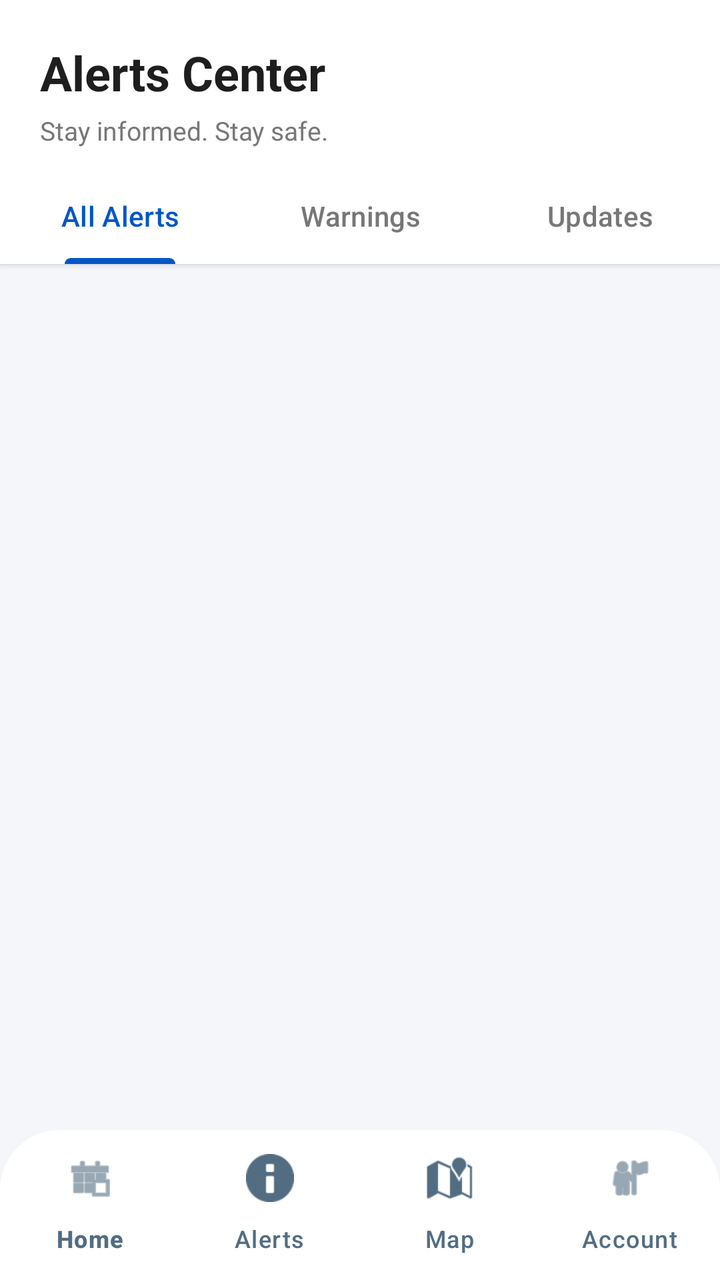
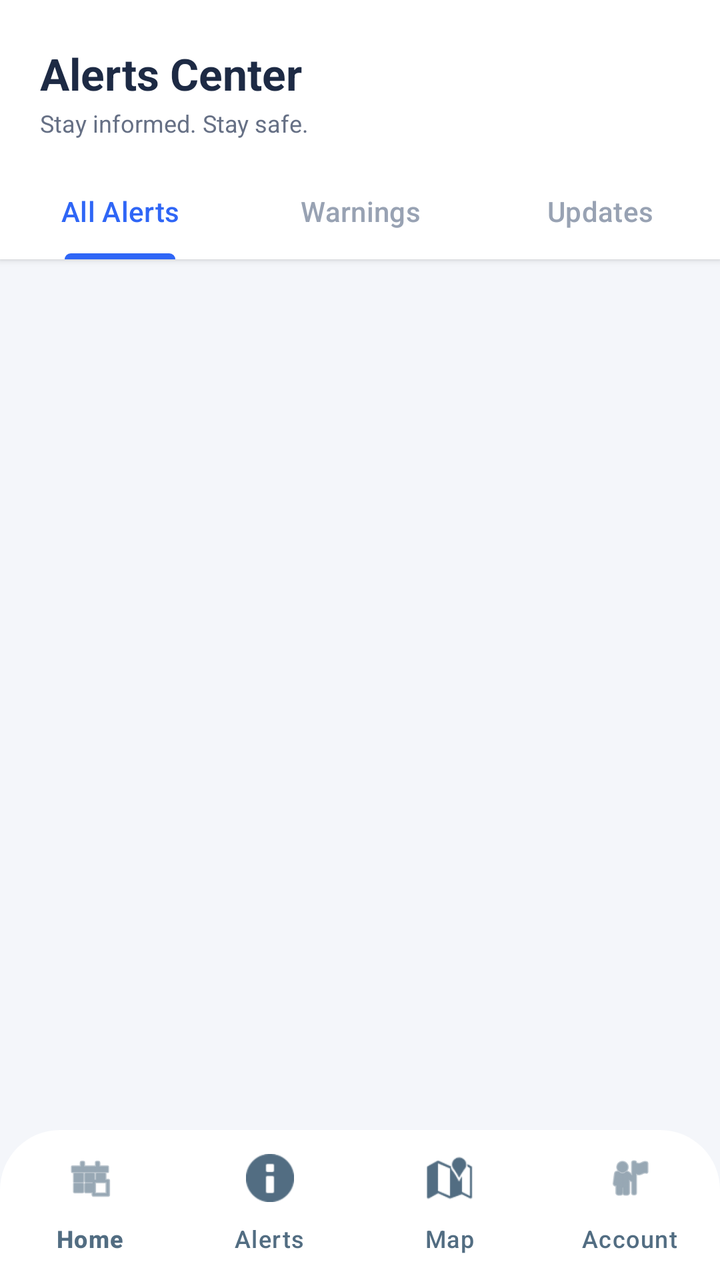

Before-and-after screenshots of an Android layout around one commit, followed by the original layout XML and the change that was made.
<!-- AndroidManifest.xml: application theme Theme.Crises -->
<!-- res/layout/activity_alerts.xml -->
<?xml version="1.0" encoding="utf-8"?>
<RelativeLayout xmlns:android="http://schemas.android.com/apk/res/android"
    xmlns:app="http://schemas.android.com/apk/res-auto"
    android:id="@+id/main"
    android:layout_width="match_parent"
    android:layout_height="match_parent"
    android:background="#F4F6FA">

    <LinearLayout
        android:id="@+id/headerContainer"
        android:layout_width="match_parent"
        android:layout_height="wrap_content"
        android:orientation="vertical"
        android:background="#FFFFFF"
        android:elevation="2dp">

        <LinearLayout
            android:layout_width="match_parent"
            android:layout_height="wrap_content"
            android:orientation="vertical"
            android:paddingStart="20dp"
            android:paddingEnd="20dp"
            android:paddingTop="20dp"
            android:paddingBottom="10dp">

            <TextView
                android:layout_width="wrap_content"
                android:layout_height="wrap_content"
                android:text="Alerts Center"
                android:textSize="24sp"
                android:textStyle="bold"
                android:textColor="#1E1E1E" />

            <TextView
                android:layout_width="wrap_content"
                android:layout_height="wrap_content"
                android:text="Stay informed. Stay safe."
                android:textSize="13sp"
                android:textColor="#777"
                android:layout_marginTop="4dp" />
        </LinearLayout>

        <com.google.android.material.tabs.TabLayout
            android:id="@+id/tabFilters"
            android:layout_width="match_parent"
            android:layout_height="wrap_content"
            app:tabMode="fixed"
            app:tabGravity="fill"
            app:tabSelectedTextColor="#0056C6"
            app:tabTextColor="#777777"
            app:tabIndicatorColor="#0056C6"
            app:tabIndicatorHeight="3dp"
            app:tabRippleColor="@android:color/transparent"
            android:background="#FFFFFF">

            <com.google.android.material.tabs.TabItem
                android:layout_width="wrap_content"
                android:layout_height="wrap_content"
                android:text="All Alerts" />

            <com.google.android.material.tabs.TabItem
                android:layout_width="wrap_content"
                android:layout_height="wrap_content"
                android:text="Warnings" />

            <com.google.android.material.tabs.TabItem
                android:layout_width="wrap_content"
                android:layout_height="wrap_content"
                android:text="Updates" />
        </com.google.android.material.tabs.TabLayout>

    </LinearLayout>

    <androidx.recyclerview.widget.RecyclerView
        android:id="@+id/recyclerAlerts"
        android:layout_width="match_parent"
        android:layout_height="match_parent"
        android:layout_below="@id/headerContainer"
        android:layout_above="@id/bottomNavigation"
        android:padding="16dp"
        android:clipToPadding="false" />

    <com.google.android.material.bottomnavigation.BottomNavigationView
        android:id="@+id/bottomNavigation"
        android:layout_width="match_parent"
        android:layout_height="75dp"
        android:layout_alignParentBottom="true"
        android:background="@drawable/footer_background"
        app:itemIconTint="#526D82"
        app:itemTextColor="#526D82"
        app:labelVisibilityMode="labeled"
        app:menu="@menu/bottom_nav_menu"
        app:elevation="12dp" />

</RelativeLayout>
<!-- resources referenced by this layout -->
<resources>
  <!-- drawable footer_background (drawable) -->
  <?xml version="1.0" encoding="utf-8"?>
  <shape xmlns:android="http://schemas.android.com/apk/res/android">
      <solid android:color="#FFFFFF" />
      <corners
          android:topLeftRadius="30dp"
          android:topRightRadius="30dp" />
  </shape>
  <style name="Theme.Crises" parent="Base.Theme.Crises" />
  <style name="Base.Theme.Crises" parent="Theme.Material3.DayNight.NoActionBar">
  
      </style>
</resources>

<!-- the commit's change to res/layout/activity_alerts.xml (unified diff, before → after) -->
@@ -1,7 +1,6 @@
 <?xml version="1.0" encoding="utf-8"?>
 <RelativeLayout xmlns:android="http://schemas.android.com/apk/res/android"
     xmlns:app="http://schemas.android.com/apk/res-auto"
-    android:id="@+id/main"
     android:layout_width="match_parent"
     android:layout_height="match_parent"
     android:background="#F4F6FA">
@@ -20,24 +19,24 @@
             android:orientation="vertical"
             android:paddingStart="20dp"
             android:paddingEnd="20dp"
-            android:paddingTop="20dp"
-            android:paddingBottom="10dp">
+            android:paddingTop="22dp"
+            android:paddingBottom="12dp">
 
             <TextView
                 android:layout_width="wrap_content"
                 android:layout_height="wrap_content"
                 android:text="Alerts Center"
-                android:textSize="24sp"
+                android:textSize="22sp"
                 android:textStyle="bold"
-                android:textColor="#1E1E1E" />
+                android:textColor="#1D2A44" />
 
             <TextView
                 android:layout_width="wrap_content"
                 android:layout_height="wrap_content"
                 android:text="Stay informed. Stay safe."
-                android:textSize="13sp"
-                android:textColor="#777"
-                android:layout_marginTop="4dp" />
+                android:textSize="12sp"
+                android:textColor="#667085"
+                android:layout_marginTop="2dp" />
         </LinearLayout>
 
         <com.google.android.material.tabs.TabLayout
@@ -46,9 +45,9 @@
             android:layout_height="wrap_content"
             app:tabMode="fixed"
             app:tabGravity="fill"
-            app:tabSelectedTextColor="#0056C6"
-            app:tabTextColor="#777777"
-            app:tabIndicatorColor="#0056C6"
+            app:tabSelectedTextColor="#2F66F6"
+            app:tabTextColor="#98A2B3"
+            app:tabIndicatorColor="#2F66F6"
             app:tabIndicatorHeight="3dp"
             app:tabRippleColor="@android:color/transparent"
             android:background="#FFFFFF">
@@ -67,6 +66,7 @@
                 android:layout_width="wrap_content"
                 android:layout_height="wrap_content"
                 android:text="Updates" />
+
         </com.google.android.material.tabs.TabLayout>
 
     </LinearLayout>
